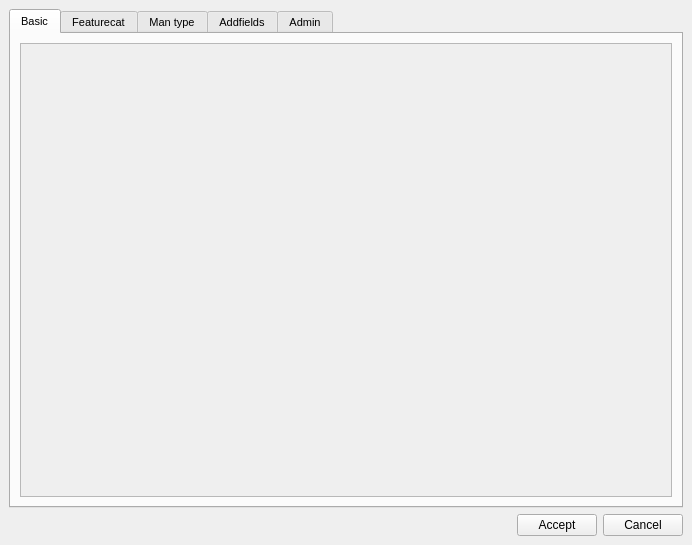
Above: core/ui/toolbars/utilities/config.ui from Giswater/giswater_qgis_plugin before the change. Below: the same form after it.
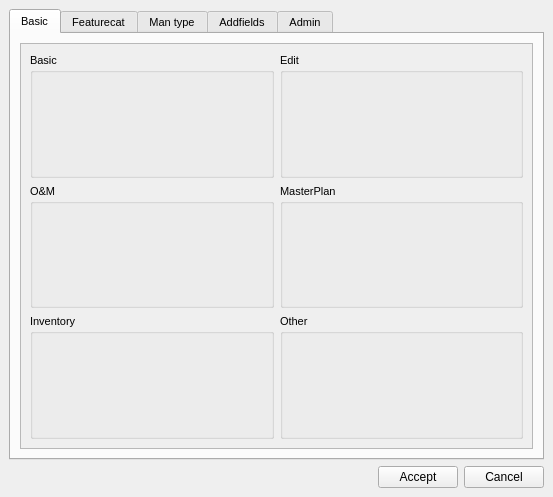
That is the form after the change.

```diff
--- a/core/ui/toolbars/utilities/config.ui
+++ b/core/ui/toolbars/utilities/config.ui
@@ -6,8 +6,8 @@
    <rect>
     <x>0</x>
     <y>0</y>
-    <width>692</width>
-    <height>545</height>
+    <width>553</width>
+    <height>497</height>
    </rect>
   </property>
   <property name="windowTitle">
@@ -88,16 +88,82 @@
             <rect>
              <x>0</x>
              <y>0</y>
-             <width>648</width>
-             <height>450</height>
+             <width>509</width>
+             <height>402</height>
             </rect>
            </property>
            <layout class="QGridLayout" name="gridLayout_2">
-            <item row="0" column="0">
-             <layout class="QGridLayout" name="page1_layout1"/>
+            <item row="1" column="0">
+             <widget class="QGroupBox" name="grb_om">
+              <property name="title">
+               <string>O&amp;&amp;M</string>
+              </property>
+              <layout class="QGridLayout" name="gridLayout_10">
+               <item row="0" column="0">
+                <layout class="QGridLayout" name="lyt_om"/>
+               </item>
+              </layout>
+             </widget>
             </item>
             <item row="0" column="1">
-             <layout class="QGridLayout" name="page1_layout2"/>
+             <widget class="QGroupBox" name="grb_edit">
+              <property name="title">
+               <string>Edit</string>
+              </property>
+              <layout class="QGridLayout" name="gridLayout_11">
+               <item row="0" column="0">
+                <layout class="QGridLayout" name="lyt_edit"/>
+               </item>
+              </layout>
+             </widget>
+            </item>
+            <item row="1" column="1">
+             <widget class="QGroupBox" name="grb_masterplan">
+              <property name="title">
+               <string>MasterPlan</string>
+              </property>
+              <layout class="QGridLayout" name="gridLayout_13">
+               <item row="0" column="0">
+                <layout class="QGridLayout" name="lyt_masterplan"/>
+               </item>
+              </layout>
+             </widget>
+            </item>
+            <item row="2" column="0">
+             <widget class="QGroupBox" name="grb_inventory">
+              <property name="title">
+               <string>Inventory</string>
+              </property>
+              <layout class="QGridLayout" name="gridLayout_14">
+               <item row="0" column="0">
+                <layout class="QGridLayout" name="lyt_inventory"/>
+               </item>
+              </layout>
+             </widget>
+            </item>
+            <item row="2" column="1">
+             <widget class="QGroupBox" name="grb_other">
+              <property name="title">
+               <string>Other</string>
+              </property>
+              <layout class="QGridLayout" name="gridLayout_15">
+               <item row="0" column="0">
+                <layout class="QGridLayout" name="lyt_other"/>
+               </item>
+              </layout>
+             </widget>
+            </item>
+            <item row="0" column="0">
+             <widget class="QGroupBox" name="grb_basic">
+              <property name="title">
+               <string>Basic</string>
+              </property>
+              <layout class="QGridLayout" name="gridLayout_12">
+               <item row="0" column="0">
+                <layout class="QGridLayout" name="lyt_basic"/>
+               </item>
+              </layout>
+             </widget>
             </item>
            </layout>
           </widget>
```
Left out of the diff: 175 changed lines with no effect on the pictures.
